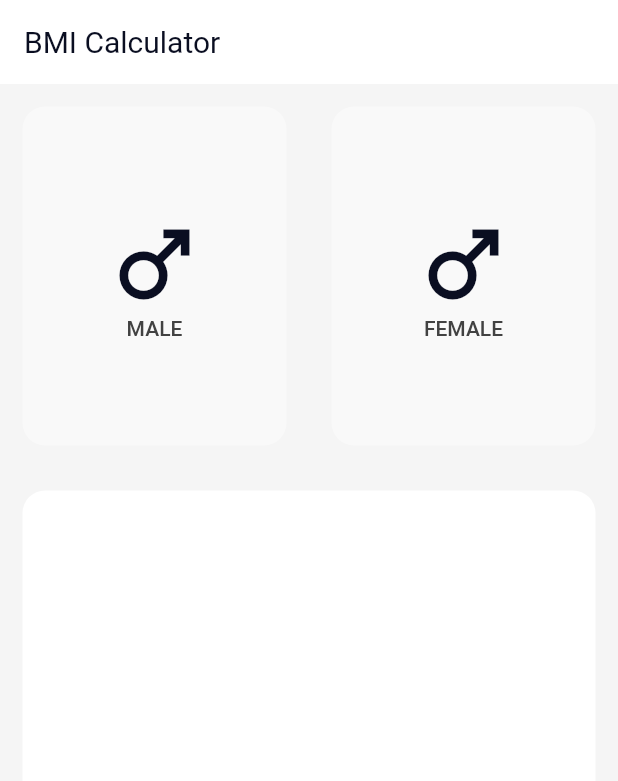
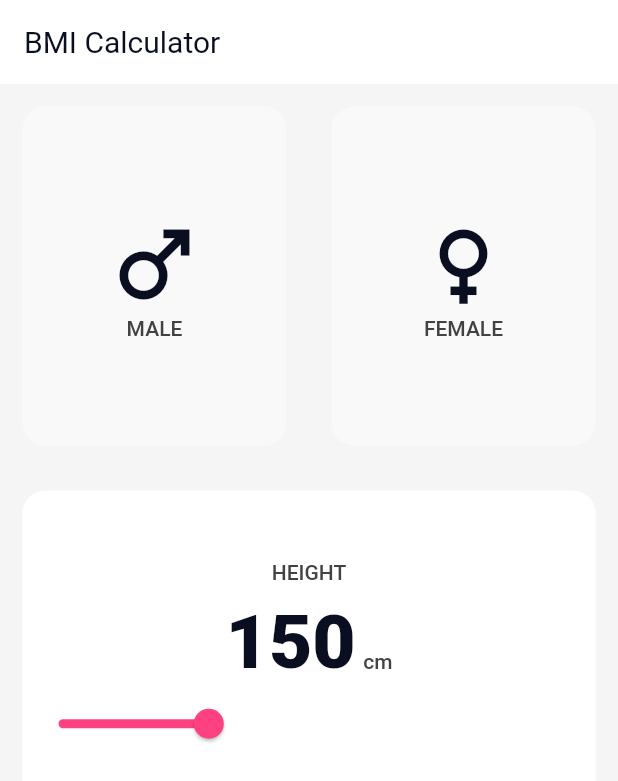
Before and after one commit to AbdurRehman-coder/BMI_Calculator, a Flutter app: the screen it shows after launch, on a phone screen of 412 x 824 dp. Shown: the top 781 px of the screen. Run offline on Flutter 3.47's test engine with Material 2 defaults, Android fonts, the phone set to English and light mode, and no system bars; our stand-ins replace font_awesome_flutter.

Commit message:
Add Slider

```diff
--- a/lib/Widgets/input_page.dart
+++ b/lib/Widgets/input_page.dart
@@ -1,5 +1,6 @@
 import 'package:bmi_calculator/Widgets/icon_content.dart';
 import 'package:bmi_calculator/Widgets/reusable_container.dart';
+import 'package:bmi_calculator/Widgets/slider.dart';
 import 'package:flutter/material.dart';
 
 //enum to select male/female as a gender
@@ -62,7 +63,7 @@ class _InputPageState extends State<InputPage> {
                     cardColor:  selectedGender == Gender.female ? Theme.of(context).cardColor :
                     Theme.of(context).colorScheme.secondary,
                     cardChild: IconContent(
-                      icon: Icons.male_sharp,
+                      icon: Icons.female_sharp,
                       label: 'FEMALE',
                     ),
                     onPress:
@@ -82,9 +83,10 @@ class _InputPageState extends State<InputPage> {
           Expanded(
             child: ReusableContainer(
               onPress: (){
-                print('oppress called');
+
               },
               cardColor: Theme.of(context).cardColor,
+              cardChild: SliderWidget(),
             ),
           ),
           Expanded(
--- a/lib/Widgets/slider.dart
+++ b/lib/Widgets/slider.dart
@@ -0,0 +1,55 @@
+import 'package:flutter/material.dart';
+class SliderWidget extends StatefulWidget {
+  @override
+  State<SliderWidget> createState() => _SliderWidgetState();
+}
+
+class _SliderWidgetState extends State<SliderWidget> {
+ int? height = 150;
+
+  @override
+  Widget build(BuildContext context) {
+    return Column(
+      mainAxisAlignment: MainAxisAlignment.center,
+      crossAxisAlignment: CrossAxisAlignment.center,
+
+      children: [
+        Text('HEIGHT',
+        style: Theme.of(context).textTheme.bodyText1,
+        ),
+        const SizedBox(
+          height: 10,
+        ),
+        Row(
+          mainAxisAlignment: MainAxisAlignment.center,
+          crossAxisAlignment: CrossAxisAlignment.baseline,
+          textBaseline: TextBaseline.alphabetic,
+          children: [
+            Text(
+          height.toString(),
+            style: Theme.of(context).textTheme.headline1,),
+            SizedBox( width: 5,),
+            Text('cm',
+            style: Theme.of(context).textTheme.bodyText1,
+          )
+          ],
+        ),
+        Slider(
+            value: height!.toDouble(),
+            min: 120,
+            max: 220,
+            activeColor: Colors.pinkAccent,
+            inactiveColor: Theme.of(context).colorScheme.secondary,
+            onChanged: (double newValue){
+             setState(() {
+               height = newValue.round();
+               print(height);
+             });
+
+
+            }
+        ),
+      ],
+    );
+  }
+}
--- a/lib/Widgets/themes.dart
+++ b/lib/Widgets/themes.dart
@@ -24,7 +24,11 @@ class MyTheme {
 
     //Text Theme Data for light mode
     textTheme: TextTheme(
-
+      headline1: TextStyle(
+        color: darkBlushColor,
+        fontSize: 50,
+        fontWeight: FontWeight.w900,
+      ),
         headline4: TextStyle(
             color: darkBlushColor,
             fontSize: 20,
@@ -55,13 +59,17 @@ class MyTheme {
       ),
     ),
     // Icon data for every icon
-    iconTheme: IconThemeData(
-      color: creamColor,
+    iconTheme: const IconThemeData(
+      color: Colors.white,
       size: 40,
     ),
     // Text Theme for dark mode
     textTheme: TextTheme(
-
+      headline1: TextStyle(
+        color: Colors.white,
+        fontSize: 50,
+        fontWeight: FontWeight.w900,
+      ),
 
       headline4: TextStyle(
           color: creamColor,
@@ -69,9 +77,9 @@ class MyTheme {
           fontWeight: FontWeight.w400,
         ),
 
-      bodyText1: TextStyle(
+      bodyText1: const TextStyle(
           fontSize: 16,
-          color: creamColor,
+          color: Colors.white70,
         ),
       ),
     colorScheme: ColorScheme.fromSwatch().copyWith(secondary: Colors.black26),
```
